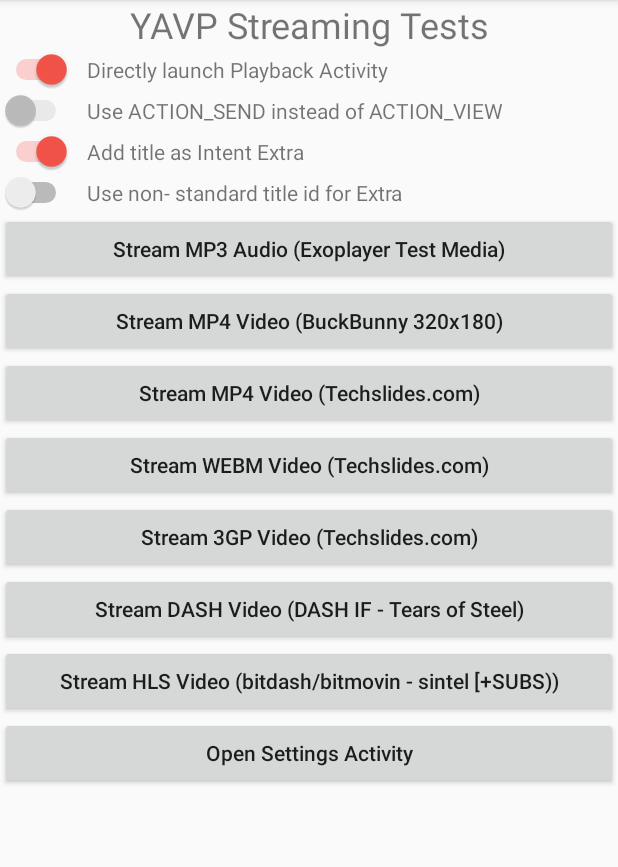
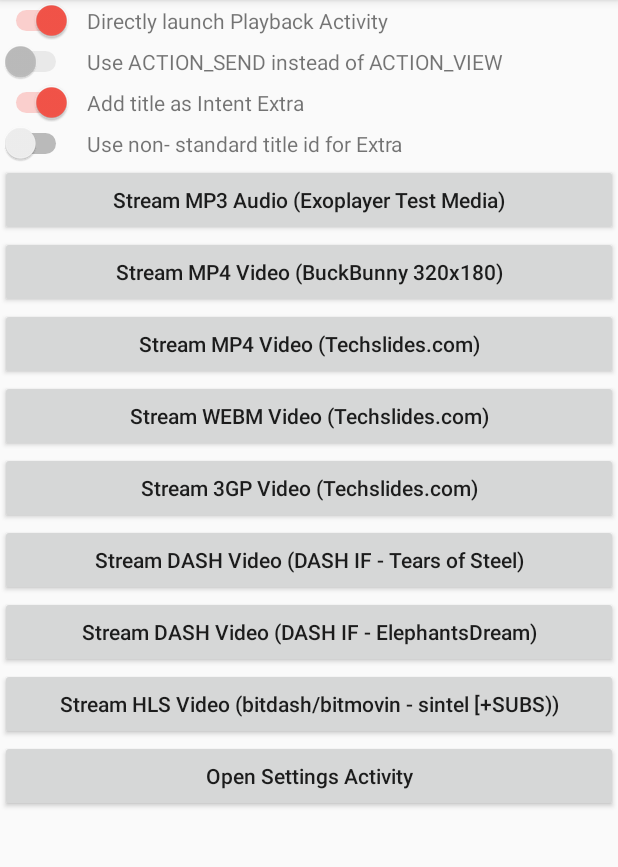
Before and after one commit to shadow578/YetAnotherVideoPlayer, an Android app: the screen it shows after launch (VideoTestActivity), on a phone screen of 412 x 824 dp, the part 84-951 px from its top. Run offline under Robolectric (Android 15) with nearby library versions, the phone set to English and light mode, and no system bars.

Commit message:
Add another DASH source + make Video Test Activity Scrollable

```diff
--- a/app/src/main/java/de/shadow578/yetanothervideoplayer/ui/VideoTestActivity.java
+++ b/app/src/main/java/de/shadow578/yetanothervideoplayer/ui/VideoTestActivity.java
@@ -115,6 +115,13 @@ public class VideoTestActivity extends AppCompatActivity implements CompoundButt
                 title = "Tears of Steel";
                 break;
             }
+            case R.id.vtest_btn_dash_2:
+            {
+                //DASH IF Sample: Elephants Dream
+                uri = "https://dash.akamaized.net/dash264/TestCases/1a/netflix/exMPD_BIP_TC1.mpd";
+                title = "Elephants Dream";
+                break;
+            }
             case R.id.vtest_btn_hls:
             {
                 //bitdash/bitmovin: sintel
--- a/app/src/main/res/layout/activity_video_test.xml
+++ b/app/src/main/res/layout/activity_video_test.xml
@@ -1,19 +1,15 @@
 <?xml version="1.0" encoding="utf-8"?>
-<LinearLayout xmlns:android="http://schemas.android.com/apk/res/android"
+<ScrollView xmlns:android="http://schemas.android.com/apk/res/android"
     xmlns:tools="http://schemas.android.com/tools"
     android:layout_width="match_parent"
     android:layout_height="match_parent"
-    android:orientation="vertical"
     tools:context=".ui.VideoTestActivity"
     tools:ignore="HardcodedText">
 
-    <TextView
-        android:id="@+id/textView"
+    <LinearLayout
         android:layout_width="match_parent"
         android:layout_height="wrap_content"
-        android:text="YAVP Streaming Tests"
-        android:textAlignment="center"
-        android:textSize="24sp" />
+        android:orientation="vertical">
 
         <LinearLayout
             android:layout_width="match_parent"
@@ -24,14 +20,16 @@
                 android:id="@+id/vtest_tgl_open_direct"
                 android:layout_width="wrap_content"
                 android:layout_height="wrap_content"
-            android:checked="true"/>
+                android:checked="true" />
+
             <TextView
                 android:layout_width="wrap_content"
                 android:layout_height="wrap_content"
                 android:paddingStart="10dp"
                 android:paddingEnd="10dp"
-            android:text="Directly launch Playback Activity"/>
+                android:text="Directly launch Playback Activity" />
         </LinearLayout>
+
         <LinearLayout
             android:layout_width="match_parent"
             android:layout_height="wrap_content"
@@ -42,14 +40,16 @@
                 android:layout_width="wrap_content"
                 android:layout_height="wrap_content"
                 android:checked="false"
-            android:enabled="false"/>
+                android:enabled="false" />
+
             <TextView
                 android:layout_width="wrap_content"
                 android:layout_height="wrap_content"
                 android:paddingStart="10dp"
                 android:paddingEnd="10dp"
-            android:text="Use ACTION_SEND instead of ACTION_VIEW"/>
+                android:text="Use ACTION_SEND instead of ACTION_VIEW" />
         </LinearLayout>
+
         <LinearLayout
             android:layout_width="match_parent"
             android:layout_height="wrap_content"
@@ -59,14 +59,16 @@
                 android:id="@+id/vtest_tgl_add_title_extra"
                 android:layout_width="wrap_content"
                 android:layout_height="wrap_content"
-            android:checked="true"/>
+                android:checked="true" />
+
             <TextView
                 android:layout_width="wrap_content"
                 android:layout_height="wrap_content"
                 android:paddingStart="10dp"
                 android:paddingEnd="10dp"
-            android:text="Add title as Intent Extra"/>
+                android:text="Add title as Intent Extra" />
         </LinearLayout>
+
         <LinearLayout
             android:layout_width="match_parent"
             android:layout_height="wrap_content"
@@ -75,13 +77,14 @@
             <Switch
                 android:id="@+id/vtest_tgl_non_standard_title"
                 android:layout_width="wrap_content"
-            android:layout_height="wrap_content"/>
+                android:layout_height="wrap_content" />
+
             <TextView
                 android:layout_width="wrap_content"
                 android:layout_height="wrap_content"
                 android:paddingStart="10dp"
                 android:paddingEnd="10dp"
-            android:text="Use non- standard title id for Extra"/>
+                android:text="Use non- standard title id for Extra" />
         </LinearLayout>
 
         <Button
@@ -99,7 +102,6 @@
             android:onClick="videoTest_OnClick"
             android:text="Stream MP4 Video (BuckBunny 320x180)"
             android:textAllCaps="false" />
-
 
         <Button
             android:id="@+id/vtest_btn_mp4_2"
@@ -134,6 +136,14 @@
             android:textAllCaps="false" />
 
         <Button
+            android:id="@+id/vtest_btn_dash_2"
+            android:layout_width="match_parent"
+            android:layout_height="wrap_content"
+            android:onClick="videoTest_OnClick"
+            android:text="Stream DASH Video (DASH IF - ElephantsDream)"
+            android:textAllCaps="false" />
+
+        <Button
             android:id="@+id/vtest_btn_hls"
             android:layout_width="match_parent"
             android:layout_height="wrap_content"
@@ -149,3 +159,4 @@
             android:text="Open Settings Activity"
             android:textAllCaps="false" />
     </LinearLayout>
+</ScrollView>
```
Lines whose indentation alone changed are shown as unchanged.
